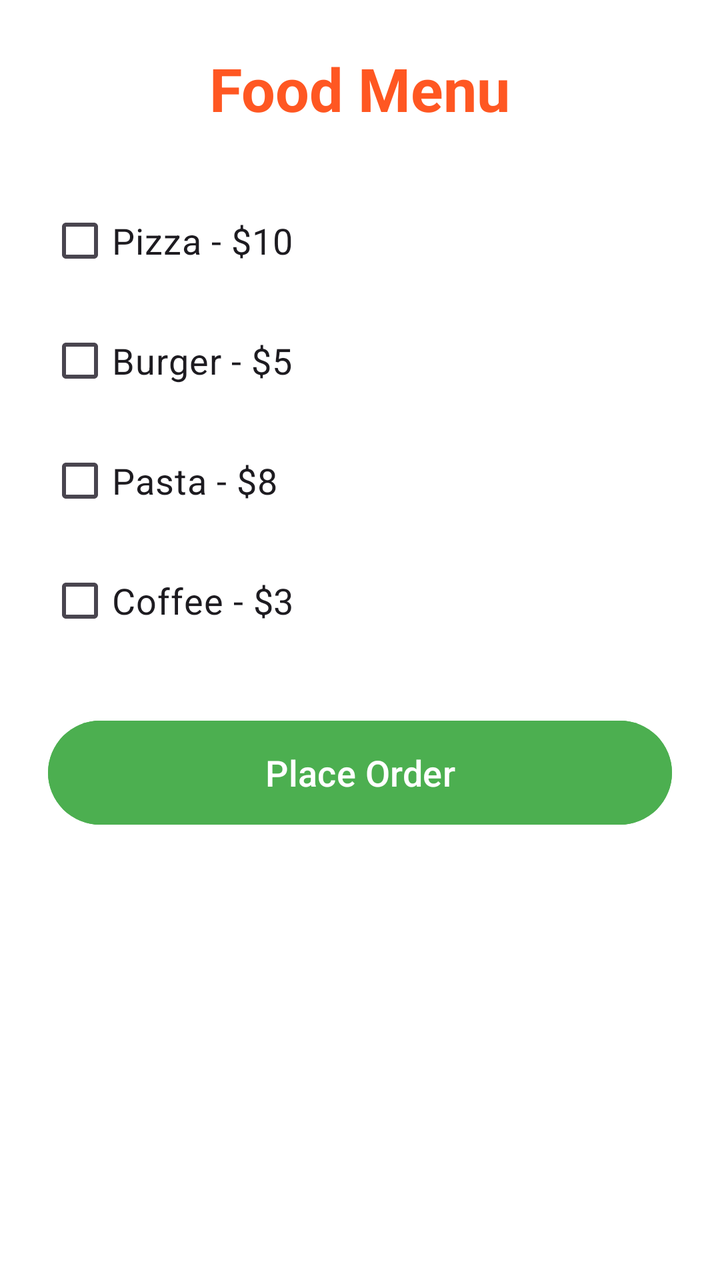
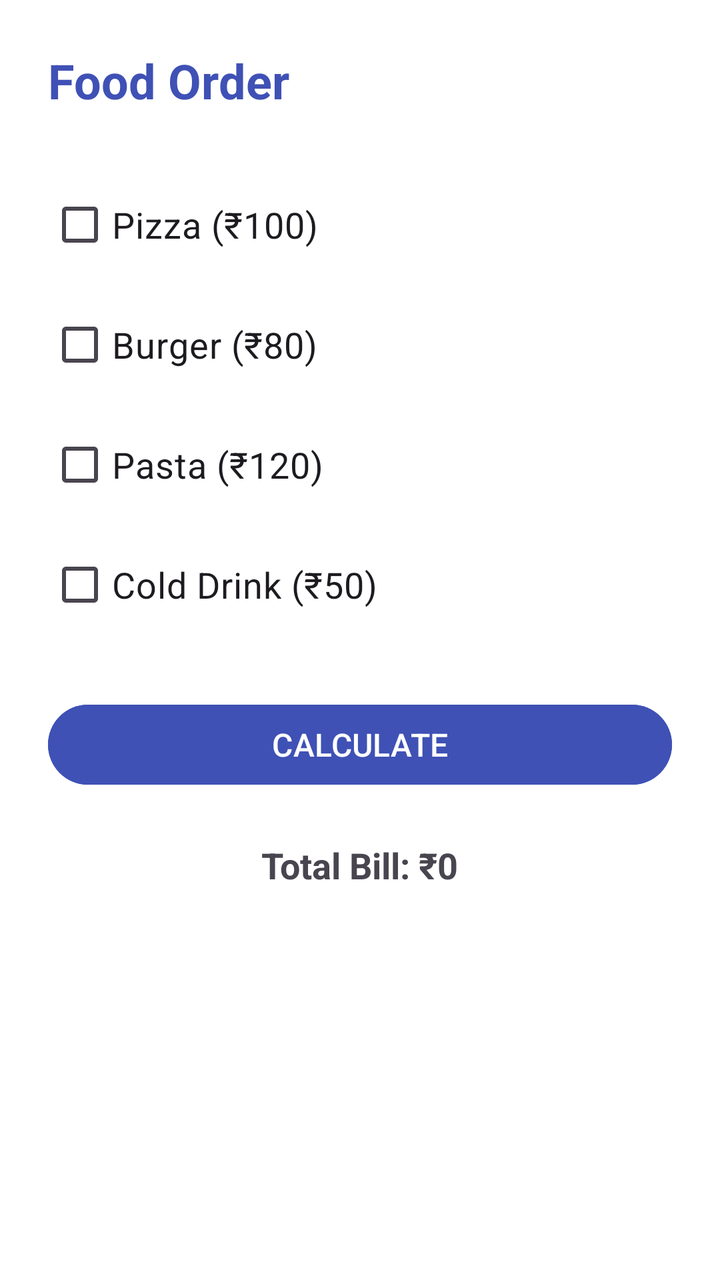

Before-and-after screenshots of an Android layout around one commit, followed by the original layout XML and the change that was made.
<!-- AndroidManifest.xml: application theme Theme.TestProject -->
<!-- res/layout/activity_food_order.xml -->
<?xml version="1.0" encoding="utf-8"?>
<LinearLayout xmlns:android="http://schemas.android.com/apk/res/android"
    android:id="@+id/main"
    android:layout_width="match_parent"
    android:layout_height="match_parent"
    android:orientation="vertical"
    android:padding="24dp"
    android:background="#FFFFFF">

    <TextView
        android:layout_width="wrap_content"
        android:layout_height="wrap_content"
        android:text="Food Menu"
        android:textSize="30sp"
        android:textStyle="bold"
        android:textColor="#FF5722"
        android:layout_gravity="center_horizontal"
        android:layout_marginBottom="32dp" />

    <CheckBox
        android:id="@+id/cb_pizza"
        android:layout_width="wrap_content"
        android:layout_height="wrap_content"
        android:text="Pizza - $10"
        android:textSize="18sp"
        android:layout_marginBottom="12dp" />

    <CheckBox
        android:id="@+id/cb_burger"
        android:layout_width="wrap_content"
        android:layout_height="wrap_content"
        android:text="Burger - $5"
        android:textSize="18sp"
        android:layout_marginBottom="12dp" />

    <CheckBox
        android:id="@+id/cb_pasta"
        android:layout_width="wrap_content"
        android:layout_height="wrap_content"
        android:text="Pasta - $8"
        android:textSize="18sp"
        android:layout_marginBottom="12dp" />

    <CheckBox
        android:id="@+id/cb_coffee"
        android:layout_width="wrap_content"
        android:layout_height="wrap_content"
        android:text="Coffee - $3"
        android:textSize="18sp"
        android:layout_marginBottom="32dp" />

    <Button
        android:id="@+id/btn_order"
        android:layout_width="match_parent"
        android:layout_height="60dp"
        android:text="Place Order"
        android:backgroundTint="#4CAF50"
        android:textColor="#FFFFFF"
        android:textSize="18sp" />

</LinearLayout>
<!-- resources referenced by this layout -->
<resources>
  <style name="Theme.TestProject" parent="Base.Theme.TestProject" />
  <style name="Base.Theme.TestProject" parent="Theme.Material3.DayNight.NoActionBar">
          
          
      </style>
</resources>

<!-- the commit's change to res/layout/activity_food_order.xml (unified diff, before → after) -->
@@ -10,18 +10,17 @@
     <TextView
         android:layout_width="wrap_content"
         android:layout_height="wrap_content"
-        android:text="Food Menu"
-        android:textSize="30sp"
+        android:text="Food Order"
+        android:textSize="24sp"
         android:textStyle="bold"
-        android:textColor="#FF5722"
-        android:layout_gravity="center_horizontal"
+        android:textColor="#3F51B5"
         android:layout_marginBottom="32dp" />
 
     <CheckBox
         android:id="@+id/cb_pizza"
         android:layout_width="wrap_content"
         android:layout_height="wrap_content"
-        android:text="Pizza - $10"
+        android:text="Pizza (₹100)"
         android:textSize="18sp"
         android:layout_marginBottom="12dp" />
 
@@ -29,7 +28,7 @@
         android:id="@+id/cb_burger"
         android:layout_width="wrap_content"
         android:layout_height="wrap_content"
-        android:text="Burger - $5"
+        android:text="Burger (₹80)"
         android:textSize="18sp"
         android:layout_marginBottom="12dp" />
 
@@ -37,25 +36,35 @@
         android:id="@+id/cb_pasta"
         android:layout_width="wrap_content"
         android:layout_height="wrap_content"
-        android:text="Pasta - $8"
+        android:text="Pasta (₹120)"
         android:textSize="18sp"
         android:layout_marginBottom="12dp" />
 
     <CheckBox
-        android:id="@+id/cb_coffee"
+        android:id="@+id/cb_cold_drink"
         android:layout_width="wrap_content"
         android:layout_height="wrap_content"
-        android:text="Coffee - $3"
+        android:text="Cold Drink (₹50)"
         android:textSize="18sp"
         android:layout_marginBottom="32dp" />
 
     <Button
-        android:id="@+id/btn_order"
+        android:id="@+id/btn_calculate"
         android:layout_width="match_parent"
-        android:layout_height="60dp"
-        android:text="Place Order"
-        android:backgroundTint="#4CAF50"
+        android:layout_height="wrap_content"
+        android:text="CALCULATE"
+        android:backgroundTint="#3F51B5"
         android:textColor="#FFFFFF"
-        android:textSize="18sp" />
+        android:textSize="16sp" />
+
+    <TextView
+        android:id="@+id/tv_total_bill"
+        android:layout_width="wrap_content"
+        android:layout_height="wrap_content"
+        android:layout_marginTop="24dp"
+        android:text="Total Bill: ₹0"
+        android:textSize="18sp"
+        android:textStyle="bold"
+        android:layout_gravity="center_horizontal"/>
 
 </LinearLayout>
